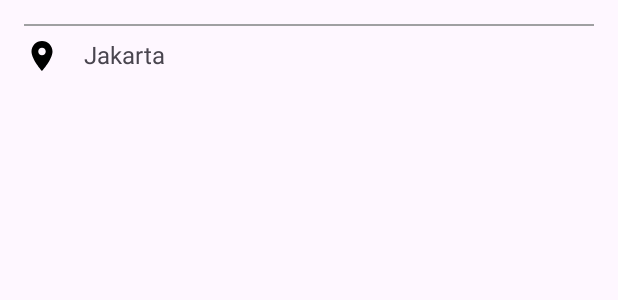
After one commit to maulanaibnu/KoperasiAR, an Android app: the layout list_item_city.xml on its own in the app's theme, with its tools: preview values and no code run, on a phone screen of 412 x 824 dp. The commit adds this screen. Shown: the top 300 px of the screen. Run offline under Robolectric (Android 15) with nearby library versions, the phone set to English and light mode, and no system bars.

Commit message:
Add choose city

```diff
--- a/app/src/main/java/app/maul/koperasi/model/address/AddressRequest.kt
+++ b/app/src/main/java/app/maul/koperasi/model/address/AddressRequest.kt
@@ -9,5 +9,7 @@ data class AddressRequest(
     val phone_number: String,
     val street: String,
     val notes: String,
-    val label: String
+    val label: String,
+    val city : String,
+    val id_destination : Int,
 ) : Parcelable
--- a/app/src/main/java/app/maul/koperasi/presentation/ui/activity/EditAddressActivity.kt
+++ b/app/src/main/java/app/maul/koperasi/presentation/ui/activity/EditAddressActivity.kt
@@ -73,7 +73,9 @@ class EditAddressActivity : AppCompatActivity() {
                 phone_number = phoneNumber,
                 label = label,
                 street = street,
-                notes = notes
+                notes = notes,
+                city = "",
+                id_destination = 0
             )
             if(id != 0){
                 Toast.makeText(this, "Update alamat dengan id: $id", Toast.LENGTH_SHORT).show()
--- /dev/null
+++ b/app/src/main/res/layout/list_item_city.xml
@@ -0,0 +1,36 @@
+<?xml version="1.0" encoding="utf-8"?>
+<LinearLayout xmlns:android="http://schemas.android.com/apk/res/android"
+    android:layout_width="match_parent"
+    android:layout_height="wrap_content"
+    android:layout_margin="16dp"
+    android:id="@+id/card"
+    android:orientation="vertical">
+
+    <View
+        android:layout_width="match_parent"
+        android:layout_height="1dp"
+        android:background="@color/gray"/>
+
+    <LinearLayout
+        android:layout_width="match_parent"
+        android:layout_height="wrap_content"
+        android:orientation="horizontal"
+        android:layout_marginTop="8dp">
+
+        <ImageView
+            android:layout_width="wrap_content"
+            android:layout_height="wrap_content"
+            android:src="@drawable/ic_location"/>
+
+        <TextView
+            android:id="@+id/tv_city"
+            android:layout_width="wrap_content"
+            android:layout_height="wrap_content"
+            android:text="Jakarta"
+            android:textSize="16sp"
+            android:layout_marginStart="16dp"/>
+
+    </LinearLayout>
+
+
+</LinearLayout>
```
Also changed, not shown: app/src/main/java/app/maul/koperasi/adapter/CityAdapter.kt (added, +45 -0 lines), app/src/main/java/app/maul/koperasi/di/ApiClient.kt (+9 -5 lines), app/src/main/java/app/maul/koperasi/presentation/ui/activity/AddAddressActivity.kt (+89 -3 lines), app/src/main/java/app/maul/koperasi/viewmodel/RajaOngkirViewModel.kt (+5 -2 lines), app/src/main/res/layout/bottom_sheet_city.xml (+49 -15 lines), app/src/main/res/values/themes.xml (+8 -0 lines).
